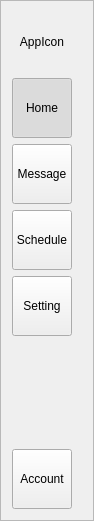
Above: src/views/navigation/navigation.ui from RyotaUnzai/candybox before the change. Below: the same form after it.
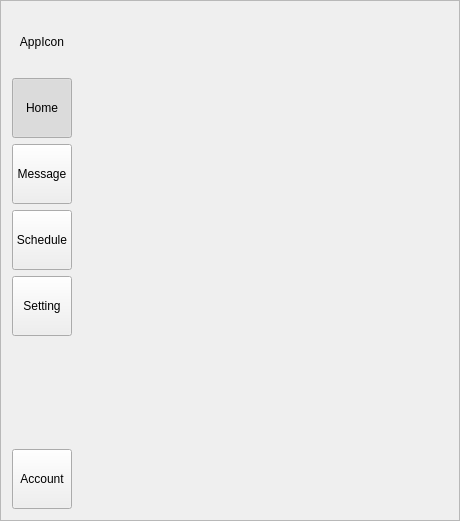
That is the form after the change.

What changed in the file:
```diff
--- a/src/views/navigation/navigation.ui
+++ b/src/views/navigation/navigation.ui
@@ -6,7 +6,7 @@
    <rect>
     <x>0</x>
     <y>0</y>
-    <width>94</width>
+    <width>460</width>
     <height>521</height>
    </rect>
   </property>
@@ -19,8 +19,47 @@
   <property name="frameShadow">
    <enum>QFrame::Raised</enum>
   </property>
-  <layout class="QVBoxLayout" name="verticalLayout_2">
-   <item>
+  <layout class="QGridLayout" name="gridLayout">
+   <item row="1" column="0">
+    <layout class="QVBoxLayout" name="VBL_Bottom">
+     <item>
+      <spacer name="verticalSpacer">
+       <property name="orientation">
+        <enum>Qt::Vertical</enum>
+       </property>
+       <property name="sizeHint" stdset="0">
+        <size>
+         <width>20</width>
+         <height>40</height>
+        </size>
+       </property>
+      </spacer>
+     </item>
+     <item>
+      <widget class="QPushButton" name="PB_Account">
+       <property name="minimumSize">
+        <size>
+         <width>60</width>
+         <height>60</height>
+        </size>
+       </property>
+       <property name="maximumSize">
+        <size>
+         <width>60</width>
+         <height>60</height>
+        </size>
+       </property>
+       <property name="text">
+        <string>Account</string>
+       </property>
+       <property name="checkable">
+        <bool>true</bool>
+       </property>
+      </widget>
+     </item>
+    </layout>
+   </item>
+   <item row="0" column="0">
     <layout class="QVBoxLayout" name="VBL_Top">
      <item>
       <widget class="QLabel" name="L_Appicon">
@@ -153,44 +192,18 @@
      </item>
     </layout>
    </item>
-   <item>
-    <layout class="QVBoxLayout" name="VBL_Bottom">
-     <item>
-      <spacer name="verticalSpacer">
-       <property name="orientation">
-        <enum>Qt::Vertical</enum>
-       </property>
-       <property name="sizeHint" stdset="0">
-        <size>
-         <width>20</width>
-         <height>40</height>
-        </size>
-       </property>
-      </spacer>
-     </item>
-     <item>
-      <widget class="QPushButton" name="PB_Account">
-       <property name="minimumSize">
-        <size>
-         <width>60</width>
-         <height>60</height>
-        </size>
-       </property>
-       <property name="maximumSize">
-        <size>
-         <width>60</width>
-         <height>60</height>
-        </size>
-       </property>
-       <property name="text">
-        <string>Account</string>
-       </property>
-       <property name="checkable">
-        <bool>true</bool>
-       </property>
-      </widget>
-     </item>
-    </layout>
+   <item row="0" column="1">
+    <spacer name="horizontalSpacer">
+     <property name="orientation">
+      <enum>Qt::Horizontal</enum>
+     </property>
+     <property name="sizeHint" stdset="0">
+      <size>
+       <width>40</width>
+       <height>20</height>
+      </size>
+     </property>
+    </spacer>
    </item>
   </layout>
   <zorder></zorder>
```
Left out of the diff: 1 changed line with no effect on the pictures.
